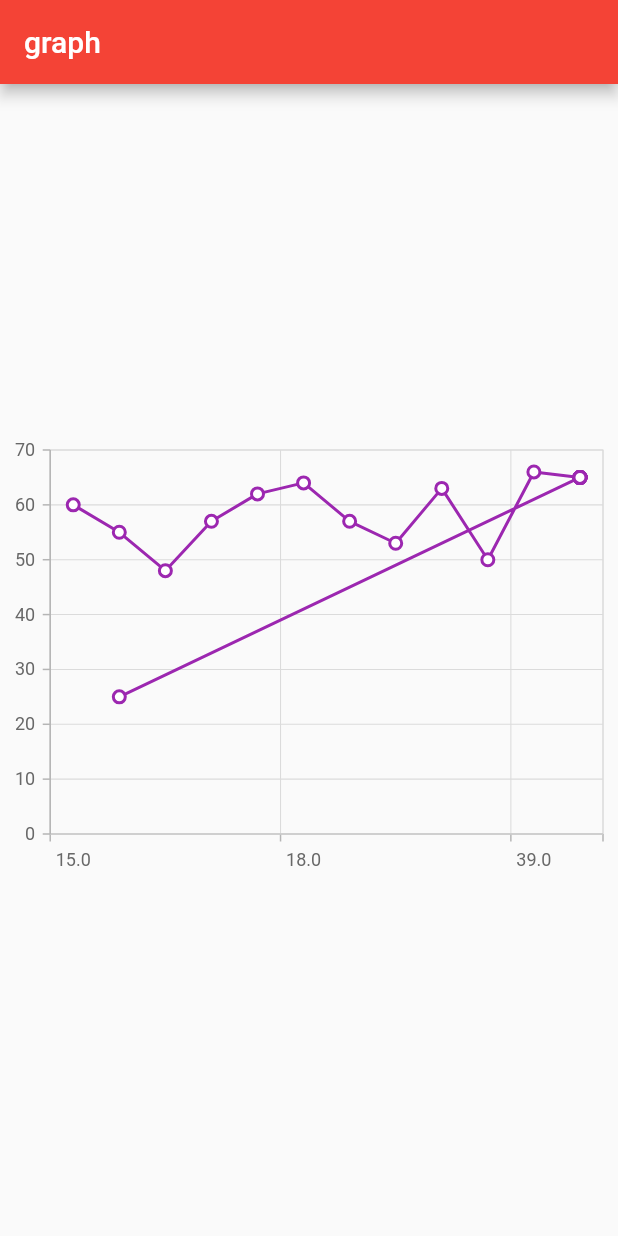
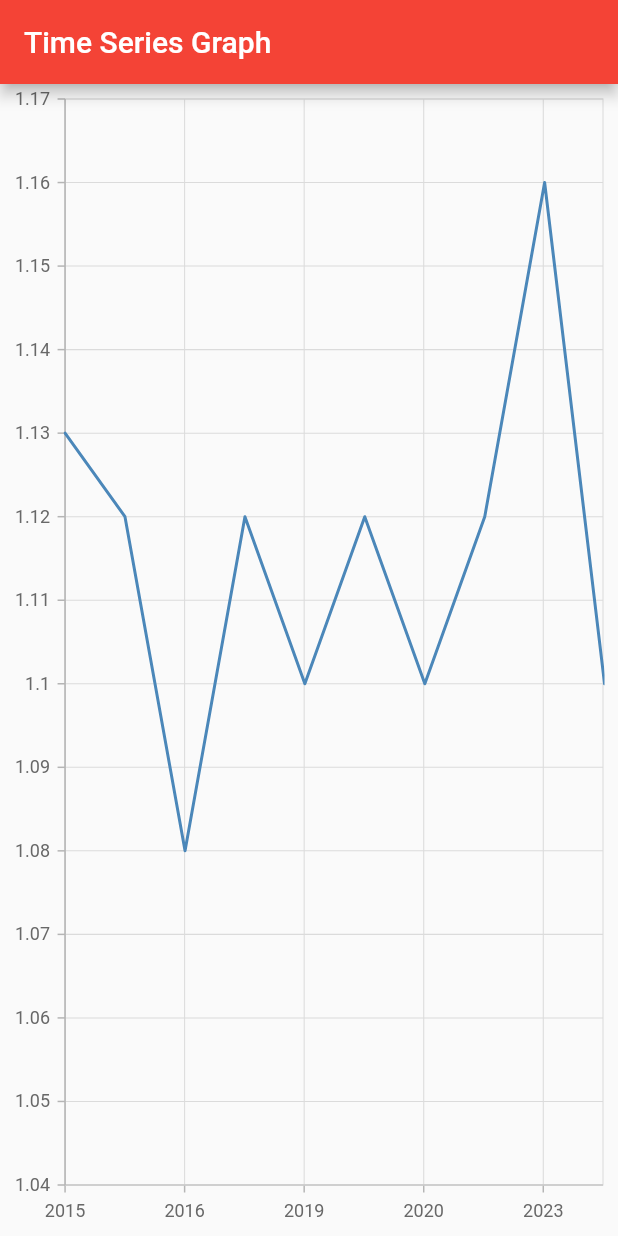
Before and after one commit to aqsakhan22/allprojectflutter, a Flutter app: the screen it shows after launch, on a phone screen of 412 x 824 dp. Run offline on Flutter 3.47's test engine with Material 2 defaults, Android fonts, the light colour scheme and no system bars; our stand-ins replace another_flushbar, avatar_glow, firebase_core, firebase_messaging, fl_chart, flutter_local_notifications and 12 more; missing offline and left inert: cast, clipboard, flutter_speech, flutter_vlc_player, highlight_text, in_app_update and 2 more; accounts and stored records are empty.

Commit message:
25 march 2024

```diff
--- /dev/null
+++ b/lib/flutter_graph/dateTime_Graph.dart
@@ -0,0 +1,76 @@
+import 'package:flutter/material.dart';
+import 'package:intl/intl.dart';
+import 'package:syncfusion_flutter_charts/charts.dart';
+class DateTimeGraph extends StatefulWidget {
+  const DateTimeGraph({Key? key}) : super(key: key);
+
+  @override
+  State<DateTimeGraph> createState() => _DateTimeGraphState();
+}
+
+class _DateTimeGraphState extends State<DateTimeGraph> {
+
+  List<ChartSampleData> chartData = <ChartSampleData>[
+    // DateTime(int year,
+    //     [int month = 1,
+    //       int day = 1,
+    //       int hour = 0,
+    //       int minute = 0,
+    //       int second = 0,
+    //       int millisecond = 0,
+    //       int microsecond = 0])
+    ChartSampleData(DateTime(2015, 1, 1, 1),  1.13),
+    ChartSampleData(DateTime(2016, 1, 2, 2),  1.12),
+    ChartSampleData( DateTime(2017, 1, 3, 3),  1.08),
+    ChartSampleData(DateTime(2018, 1, 4, 4),  1.12),
+    ChartSampleData( DateTime(2019, 1, 5, 5),  1.1),
+    ChartSampleData( DateTime(2020, 1, 6, 6),  1.12),
+    ChartSampleData( DateTime(2021, 1, 7, 7),  1.1),
+    ChartSampleData( DateTime(2022, 1, 8, 8),  1.12),
+    ChartSampleData( DateTime(2023, 1, 9, 9),  1.16),
+    ChartSampleData( DateTime(2024, 1, 10, 10),  1.1),
+  ];
+  @override
+  Widget build(BuildContext context) {
+    return Scaffold(
+      appBar: AppBar(title: Text("Time Series Graph"),),
+      body: SfCartesianChart(
+       //plotAreaBackgroundColor: Colors.black12,
+        //  plotAreaBorderColor: Colors.orange,
+          // primaryXAxis: DateTimeAxis(),
+          //primaryXAxis: DateTimeCategoryAxis(),
+
+          primaryXAxis: DateTimeAxis(
+
+//   dateFormat: DateFormat('MMM'),
+            // dateFormat: DateFormat.yMd(),
+            //Specified date time interval type in hours
+               intervalType: DateTimeIntervalType.hours,
+              // Interval type will be years
+              // intervalType: DateTimeIntervalType.years,
+              // interval: 2,
+
+            minimum: DateTime(2015, 1),
+            maximum: DateTime(2024, 1),
+            // autoScrollingDeltaType: DateTimeIntervalType.auto,
+            // autoScrollingDelta: 10,
+            autoScrollingMode: AutoScrollingMode.start,
+          ),
+
+          series: <LineSeries<ChartSampleData, DateTime>>[
+            LineSeries<ChartSampleData, DateTime>(
+                dataSource: chartData,
+                xValueMapper: (ChartSampleData sales, _) => sales.x,
+                yValueMapper: (ChartSampleData sales, _) => sales.yValue
+            )
+          ]
+      ),
+    );
+  }
+}
+
+class ChartSampleData{
+  ChartSampleData(this.x, this.yValue);
+  final DateTime x;
+  final double yValue;
+}
--- a/lib/graphIntegration/graph_track_ball.dart
+++ b/lib/graphIntegration/graph_track_ball.dart
@@ -144,7 +144,6 @@ class _GraphTrackBallerState extends State<GraphTrackBaller> {
     // }
     // );
     return
-
     Scaffold(
       appBar: AppBar(title: Text("graph"),),
       body:
@@ -232,7 +231,6 @@ class _GraphTrackBallerState extends State<GraphTrackBaller> {
               //   xValueMapper: (ChartData sales, _) => sales.month,
               //   yValueMapper: (ChartData sales, _) => sales.secondSale,
               // ),
-
               LineSeries<ChartData, String>(
                 color: Colors.purple,
                 dataSource: data,
@@ -244,7 +242,6 @@ class _GraphTrackBallerState extends State<GraphTrackBaller> {
 
               ),
 
-
             ]
         ),
       ),
--- a/lib/main.dart
+++ b/lib/main.dart
@@ -12,6 +12,7 @@ import 'package:firebaseflutterproject/bflow/my_view_model.dart';
 import 'package:firebaseflutterproject/bottomsheetIssue.dart';
 import 'package:firebaseflutterproject/firebase_options.dart';
 import 'package:firebaseflutterproject/firebase_services/fcm_controller.dart';
+import 'package:firebaseflutterproject/flutter_graph/dateTime_Graph.dart';
 import 'package:firebaseflutterproject/graphIntegration/graphProvider.dart';
 import 'package:firebaseflutterproject/graphIntegration/graphView.dart';
 import 'package:firebaseflutterproject/graphIntegration/graph_track_ball.dart';
@@ -120,7 +121,8 @@ class MyApp extends StatelessWidget {
                       backgroundColor: themeChanger.themeMode == ThemeMode.light ?  Colors.blue : Colors.cyan
                   )),
               // home: LoginScreen(),
-              home: GraphTrackBaller(),
+              home: DateTimeGraph()
+              //GraphTrackBaller(),
               //PieChartSample3(),
               // initialRoute: RoutesName.login,
               // onGenerateRoute: Routes.generateRoute,
```
Also changed, not shown: lib/flutter_graph/graph1_scroll.dart (added, +211 -0 lines), 1 other file.
